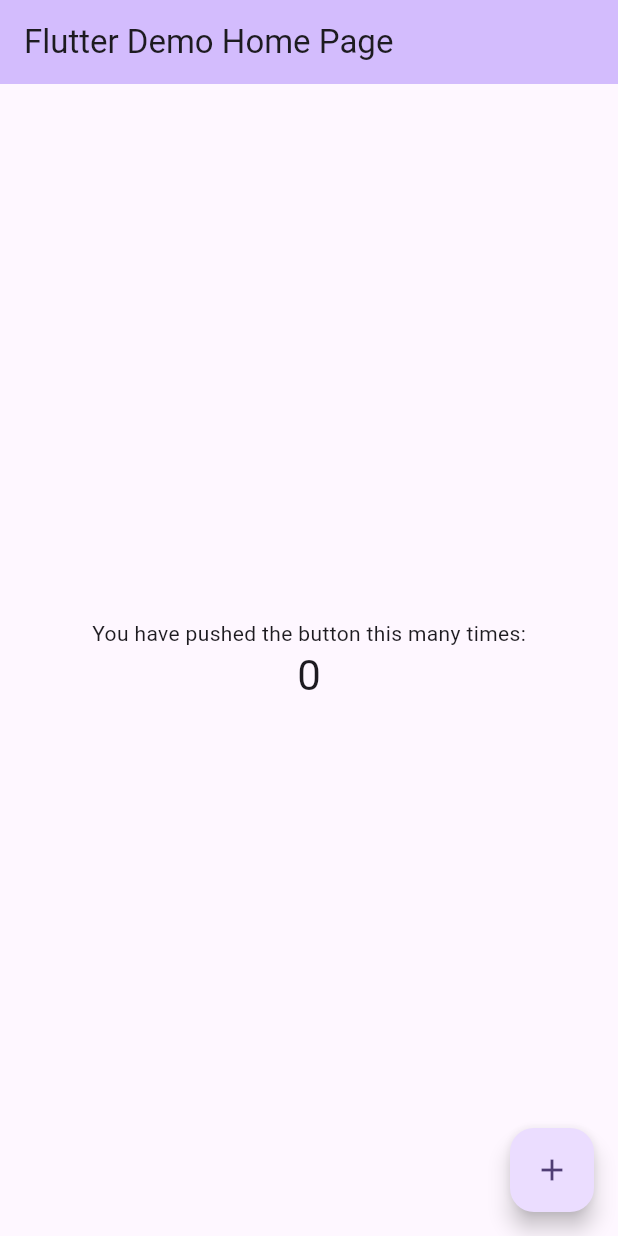
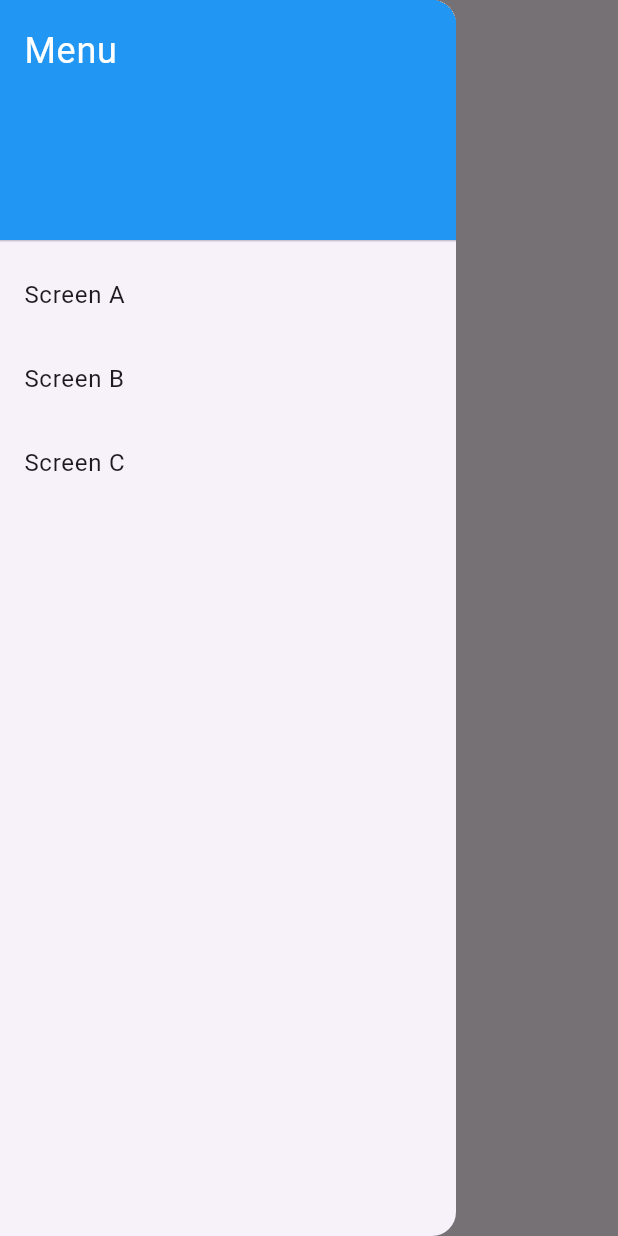
Before and after one commit to hasanalbanna012/practice-sheet, a Flutter app: the screen it shows after launch, with the side drawer open (before the commit the screen has no drawer), on a phone screen of 412 x 824 dp. Run offline on Flutter 3.47's test engine with Material 3 defaults, Android fonts, the phone set to English and light mode, and no system bars.

Commit message:
task 8 done

```diff
--- a/task8/lib/main.dart
+++ b/task8/lib/main.dart
@@ -7,116 +7,97 @@ void main() {
 class MyApp extends StatelessWidget {
   const MyApp({super.key});
 
-  // This widget is the root of your application.
   @override
   Widget build(BuildContext context) {
     return MaterialApp(
-      title: 'Flutter Demo',
-      theme: ThemeData(
-        // This is the theme of your application.
-        //
-        // TRY THIS: Try running your application with "flutter run". You'll see
-        // the application has a purple toolbar. Then, without quitting the app,
-        // try changing the seedColor in the colorScheme below to Colors.green
-        // and then invoke "hot reload" (save your changes or press the "hot
-        // reload" button in a Flutter-supported IDE, or press "r" if you used
-        // the command line to start the app).
-        //
-        // Notice that the counter didn't reset back to zero; the application
-        // state is not lost during the reload. To reset the state, use hot
-        // restart instead.
-        //
-        // This works for code too, not just values: Most code changes can be
-        // tested with just a hot reload.
-        colorScheme: ColorScheme.fromSeed(seedColor: Colors.deepPurple),
-      ),
-      home: const MyHomePage(title: 'Flutter Demo Home Page'),
+      title: 'Drawer Navigation App',
+      home: const HomeScreen(),
     );
   }
 }
 
-class MyHomePage extends StatefulWidget {
-  const MyHomePage({super.key, required this.title});
-
-  // This widget is the home page of your application. It is stateful, meaning
-  // that it has a State object (defined below) that contains fields that affect
-  // how it looks.
-
-  // This class is the configuration for the state. It holds the values (in this
-  // case the title) provided by the parent (in this case the App widget) and
-  // used by the build method of the State. Fields in a Widget subclass are
-  // always marked "final".
-
-  final String title;
-
-  @override
-  State<MyHomePage> createState() => _MyHomePageState();
-}
-
-class _MyHomePageState extends State<MyHomePage> {
-  int _counter = 0;
-
-  void _incrementCounter() {
-    setState(() {
-      // This call to setState tells the Flutter framework that something has
-      // changed in this State, which causes it to rerun the build method below
-      // so that the display can reflect the updated values. If we changed
-      // _counter without calling setState(), then the build method would not be
-      // called again, and so nothing would appear to happen.
-      _counter++;
-    });
-  }
+class HomeScreen extends StatelessWidget {
+  const HomeScreen({super.key});
 
   @override
   Widget build(BuildContext context) {
-    // This method is rerun every time setState is called, for instance as done
-    // by the _incrementCounter method above.
-    //
-    // The Flutter framework has been optimized to make rerunning build methods
-    // fast, so that you can just rebuild anything that needs updating rather
-    // than having to individually change instances of widgets.
     return Scaffold(
-      appBar: AppBar(
-        // TRY THIS: Try changing the color here to a specific color (to
-        // Colors.amber, perhaps?) and trigger a hot reload to see the AppBar
-        // change color while the other colors stay the same.
-        backgroundColor: Theme.of(context).colorScheme.inversePrimary,
-        // Here we take the value from the MyHomePage object that was created by
-        // the App.build method, and use it to set our appbar title.
-        title: Text(widget.title),
-      ),
-      body: Center(
-        // Center is a layout widget. It takes a single child and positions it
-        // in the middle of the parent.
-        child: Column(
-          // Column is also a layout widget. It takes a list of children and
-          // arranges them vertically. By default, it sizes itself to fit its
-          // children horizontally, and tries to be as tall as its parent.
-          //
-          // Column has various properties to control how it sizes itself and
-          // how it positions its children. Here we use mainAxisAlignment to
-          // center the children vertically; the main axis here is the vertical
-          // axis because Columns are vertical (the cross axis would be
-          // horizontal).
-          //
-          // TRY THIS: Invoke "debug painting" (choose the "Toggle Debug Paint"
-          // action in the IDE, or press "p" in the console), to see the
-          // wireframe for each widget.
-          mainAxisAlignment: MainAxisAlignment.center,
-          children: <Widget>[
-            const Text('You have pushed the button this many times:'),
-            Text(
-              '$_counter',
-              style: Theme.of(context).textTheme.headlineMedium,
+      appBar: AppBar(title: const Text('Home')),
+      drawer: Drawer(
+        child: ListView(
+          padding: EdgeInsets.zero,
+          children: [
+            const DrawerHeader(
+              decoration: BoxDecoration(color: Colors.blue),
+              child: Text('Menu', style: TextStyle(color: Colors.white, fontSize: 24)),
+            ),
+            ListTile(
+              title: const Text('Screen A'),
+              onTap: () {
+                Navigator.push(
+                  context,
+                  MaterialPageRoute(builder: (context) => const ScreenA()),
+                );
+              },
+            ),
+            ListTile(
+              title: const Text('Screen B'),
+              onTap: () {
+                Navigator.push(
+                  context,
+                  MaterialPageRoute(builder: (context) => const ScreenB()),
+                );
+              },
+            ),
+            ListTile(
+              title: const Text('Screen C'),
+              onTap: () {
+                Navigator.push(
+                  context,
+                  MaterialPageRoute(builder: (context) => const ScreenC()),
+                );
+              },
             ),
           ],
         ),
       ),
-      floatingActionButton: FloatingActionButton(
-        onPressed: _incrementCounter,
-        tooltip: 'Increment',
-        child: const Icon(Icons.add),
-      ), // This trailing comma makes auto-formatting nicer for build methods.
+      body: const Center(child: Text('Welcome to the Home Screen')),
     );
   }
 }
+
+class ScreenA extends StatelessWidget {
+  const ScreenA({super.key});
+
+  @override
+  Widget build(BuildContext context) {
+    return Scaffold(
+      appBar: AppBar(title: const Text('Screen A')),
+      body: const Center(child: Text('This is Screen A')),
+    );
+  }
+}
+
+class ScreenB extends StatelessWidget {
+  const ScreenB({super.key});
+
+  @override
+  Widget build(BuildContext context) {
+    return Scaffold(
+      appBar: AppBar(title: const Text('Screen B')),
+      body: const Center(child: Text('This is Screen B')),
+    );
+  }
+}
+
+class ScreenC extends StatelessWidget {
+  const ScreenC({super.key});
+
+  @override
+  Widget build(BuildContext context) {
+    return Scaffold(
+      appBar: AppBar(title: const Text('Screen C')),
+      body: const Center(child: Text('This is Screen C')),
+    );
+  }
+}
```
